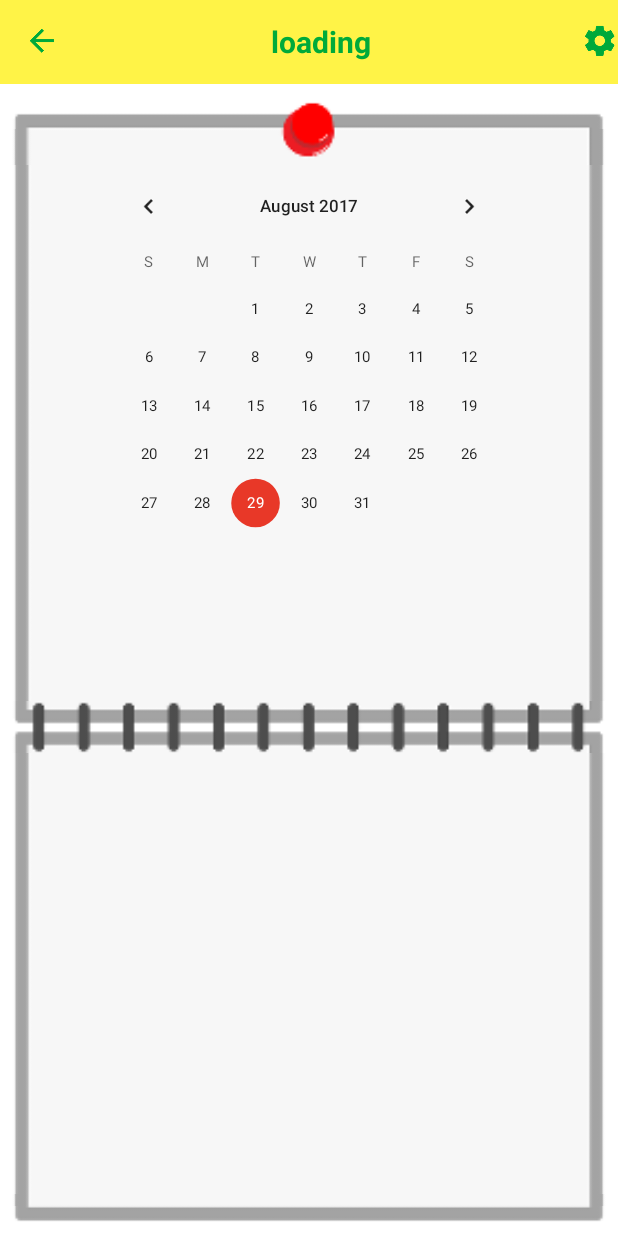
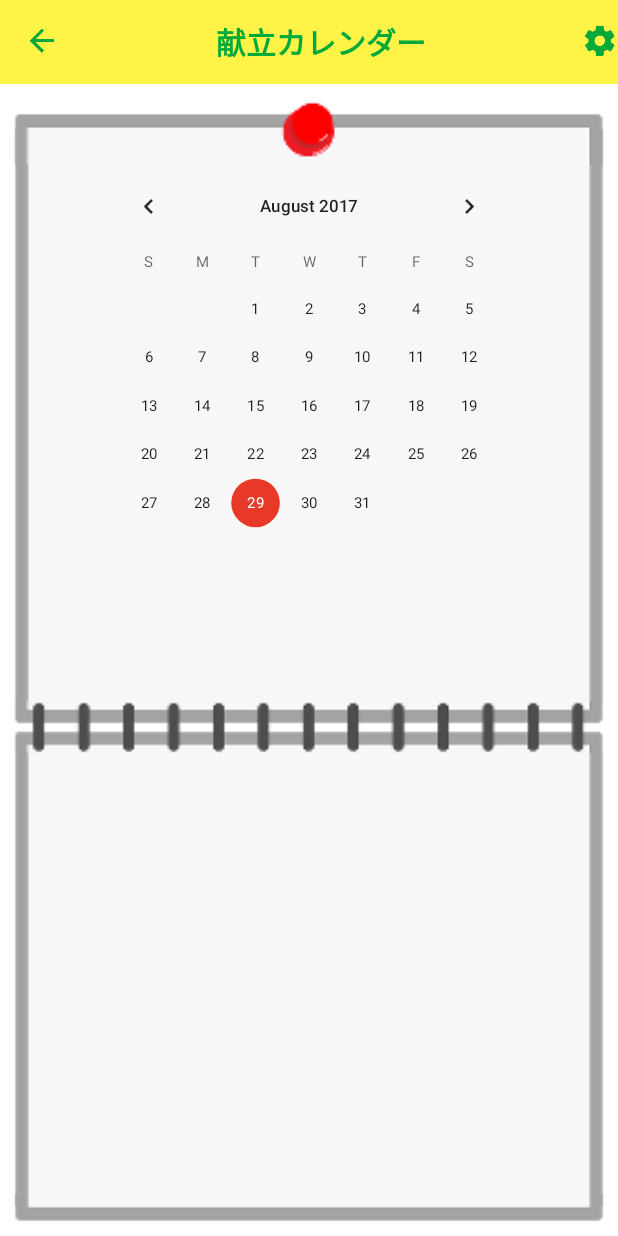
Before and after one commit to 4919/4919forIkoma-android, an Android app: the screen it shows after launch (MainActivity), after a tap on an icon or button, on a phone screen of 412 x 824 dp. Run offline under Robolectric (Android 15) with nearby library versions, the phone set to English and light mode, and no system bars.

Commit message:
toolbarのタイトル設定

```diff
--- a/app/src/main/java/jp/naist/ubi_lab/ikoma4919/activities/MainActivity.kt
+++ b/app/src/main/java/jp/naist/ubi_lab/ikoma4919/activities/MainActivity.kt
@@ -7,10 +7,13 @@ import android.support.v4.content.res.ResourcesCompat
 import android.view.View
 import android.widget.ImageView
 import android.widget.LinearLayout
+import android.widget.TextView
 import jp.naist.ubi_lab.ikoma4919.R
 import jp.naist.ubi_lab.ikoma4919.fragments.CalendarFragment
 import jp.naist.ubi_lab.ikoma4919.fragments.MenuDetailsFragment
 import jp.naist.ubi_lab.ikoma4919.fragments.SplashScreenFragment
+import java.text.SimpleDateFormat
+import java.util.*
 
 /**
  * メインの Activity
@@ -21,6 +24,8 @@ class MainActivity : AppCompatActivity(), View.OnClickListener {
 
     var ivToolbarLeft: ImageView? = null
     var ivToolbarRight: ImageView? = null
+
+    var tvToolbarTitle: TextView? = null
 
     var isCalendarShown: Boolean = false
     var isSettingsShown: Boolean = false
@@ -42,9 +47,12 @@ class MainActivity : AppCompatActivity(), View.OnClickListener {
 
         llFragmentContainer = findViewById(R.id.ll_fragment_container) as LinearLayout
 
+        tvToolbarTitle = findViewById(R.id.tv_toolbar_title) as TextView
+
         ivToolbarLeft = findViewById(R.id.iv_toolbar_left) as ImageView
         ivToolbarLeft?.setOnClickListener(this)
         ivToolbarRight = findViewById(R.id.iv_toolbar_right) as ImageView
+        ivToolbarRight?.setOnClickListener(this)
 
     }
 
@@ -78,6 +86,7 @@ class MainActivity : AppCompatActivity(), View.OnClickListener {
 
     private fun showCalendarFragment() {
 
+        tvToolbarTitle?.text = resources.getString(R.string.constString_toolbarTitle_calendar)
         ivToolbarLeft?.setImageDrawable(ResourcesCompat.getDrawable(resources, R.mipmap.ic_back, null))
 
         supportFragmentManager
@@ -93,6 +102,9 @@ class MainActivity : AppCompatActivity(), View.OnClickListener {
 
     private fun showMenuDetailFragment() {
 
+        val simpleDateFormat = SimpleDateFormat("MM月dd日（E）", Locale.JAPAN)
+
+        tvToolbarTitle?.text = simpleDateFormat.format(Date())
         ivToolbarLeft?.setImageDrawable(ResourcesCompat.getDrawable(resources, R.mipmap.ic_calendar, null))
 
         supportFragmentManager
--- a/app/src/main/java/jp/naist/ubi_lab/ikoma4919/fragments/CalendarFragment.kt
+++ b/app/src/main/java/jp/naist/ubi_lab/ikoma4919/fragments/CalendarFragment.kt
@@ -2,6 +2,7 @@ package jp.naist.ubi_lab.ikoma4919.fragments
 
 import android.os.Bundle
 import android.support.v4.app.DialogFragment
+import android.util.Log
 import android.view.LayoutInflater
 import android.view.View
 import android.view.ViewGroup
@@ -12,7 +13,7 @@ import jp.naist.ubi_lab.ikoma4919.R
  * カレンダー の Fragment
  * @author yuki-mat
  */
-class CalendarFragment : DialogFragment() {
+class CalendarFragment : DialogFragment(), CalendarView.OnDateChangeListener {
     private val TAG = "CalendarFragment"
 
     var calendarView: CalendarView? = null
@@ -20,6 +21,7 @@ class CalendarFragment : DialogFragment() {
     override fun onCreateView(inflater: LayoutInflater?, container: ViewGroup?, savedInstanceState: Bundle?): View? {
         val v = inflater!!.inflate(R.layout.fragment_calendar, container, false)
         calendarView = v.findViewById(R.id.calendar_view)
+        calendarView?.setOnDateChangeListener(this)
         return v
     }
 
@@ -31,4 +33,8 @@ class CalendarFragment : DialogFragment() {
         super.onDestroy()
     }
 
+    override fun onSelectedDayChange(view: CalendarView?, year: Int, month: Int, day: Int) {
+        Log.d(TAG, "onSelectedDayChange : $year/${month+1}/$day")
+    }
+
 }
--- a/app/src/main/res/layout/activity_main.xml
+++ b/app/src/main/res/layout/activity_main.xml
@@ -25,6 +25,7 @@
                 android:src="@mipmap/ic_calendar"/>
 
             <TextView
+                android:id="@+id/tv_toolbar_title"
                 android:layout_width="wrap_content"
                 android:layout_height="wrap_content"
                 android:layout_centerHorizontal="true"
--- a/app/src/main/res/values/strings.xml
+++ b/app/src/main/res/values/strings.xml
@@ -1,6 +1,7 @@
 <resources>
     <string name="constString_appName">4919 for Ikoma</string>
     <string name="constString_blackboardTitle">今日のメニュー</string>
+    <string name="constString_toolbarTitle_calendar">献立カレンダー</string>
 
     <string name="initString_toolbarTitle">loading</string>
 
```
Also changed, not shown: app/src/main/res/layout/fragment_calendar.xml (line endings or trailing spaces).
